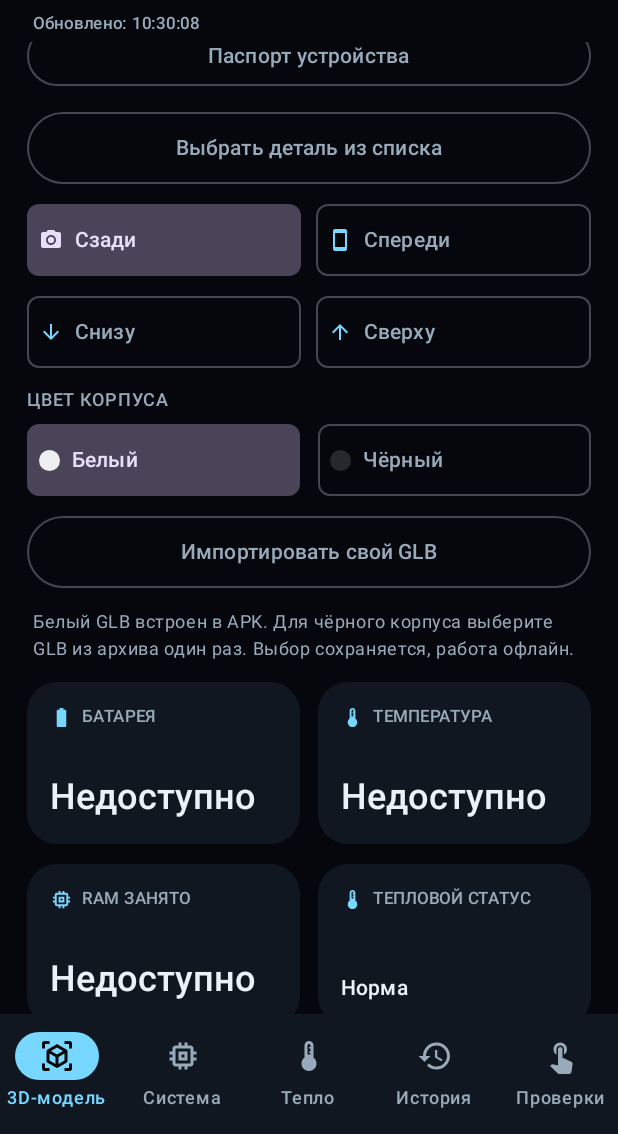
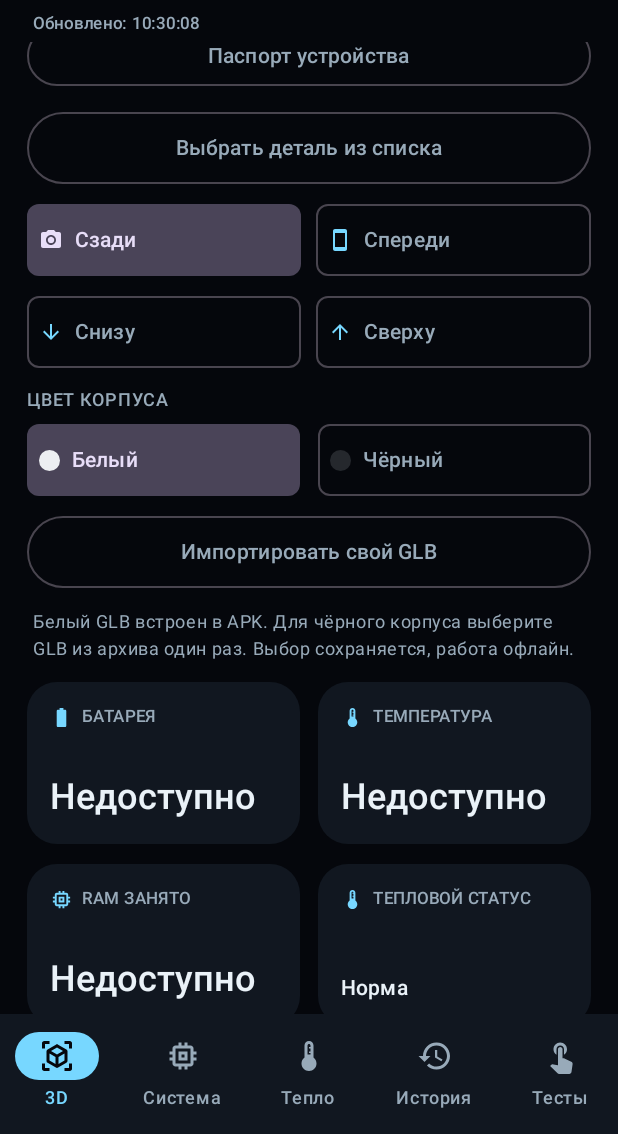
Before and after one commit to lolokeksu09/SPECTRA, an Android app built with Jetpack Compose: the screen it shows after launch (MainActivity), scrolled down 453 dp, on a phone screen of 412 x 824 dp, the part 102-1236 px from its top. Run offline under Robolectric (Android 15) with nearby library versions, the light colour scheme and no system bars; libraries missing offline, so code that uses them is left out: com.google.android.filament; 19 statements that could not run were skipped.

Commit message:
Keep navigation labels readable on narrow screens

```diff
--- a/app/src/main/java/com/spectra/twin/ui/SpectraApp.kt
+++ b/app/src/main/java/com/spectra/twin/ui/SpectraApp.kt
@@ -54,9 +54,9 @@ import java.util.Locale
 import kotlinx.coroutines.Dispatchers
 import kotlinx.coroutines.withContext
 
-private enum class Page(val title: String) {
-    TWIN("3D-модель"), SYSTEM("Система"), THERMAL("Тепло"), HISTORY("История"),
-    DIAGNOSTICS("Проверки")
+private enum class Page(val title: String, val navigationTitle: String = title) {
+    TWIN("3D-модель", "3D"), SYSTEM("Система"), THERMAL("Тепло"), HISTORY("История"),
+    DIAGNOSTICS("Проверки", "Тесты")
 }
 
 @Composable
@@ -129,7 +129,7 @@ fun SpectraApp(model: SpectraViewModel) {
                     NavigationBarItem(
                         selected = current == page,
                         onClick = { current = page; returnToTwin = false },
-                        label = { Text(page.title, maxLines = 1) },
+                        label = { Text(page.navigationTitle, maxLines = 1) },
                         icon = { Icon(icon, contentDescription = page.title) },
                         colors = NavigationBarItemDefaults.colors(
                             selectedIconColor = Night,
```
